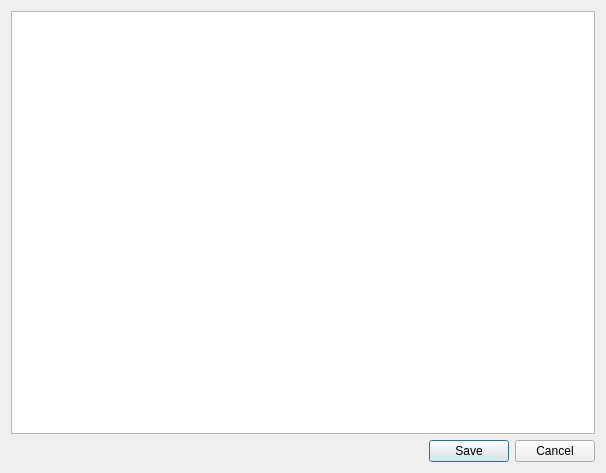
This is designer/editaddon.ui in ankitects/anki as Qt 5 draws it before an edit. The edited form follows.
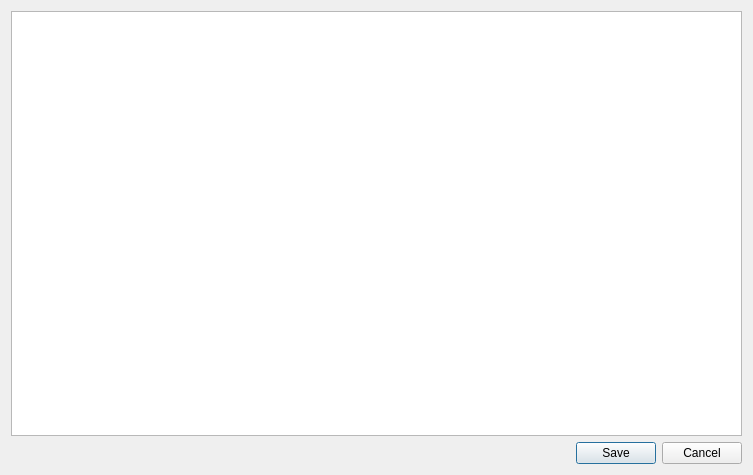
This is the edited form.

```diff
--- a/designer/editaddon.ui
+++ b/designer/editaddon.ui
@@ -6,8 +6,8 @@
    <rect>
     <x>0</x>
     <y>0</y>
-    <width>606</width>
-    <height>473</height>
+    <width>753</width>
+    <height>475</height>
    </rect>
   </property>
   <property name="windowTitle">
@@ -15,7 +15,16 @@
   </property>
   <layout class="QVBoxLayout" name="verticalLayout">
    <item>
-    <widget class="QPlainTextEdit" name="text"/>
+    <widget class="QPlainTextEdit" name="text">
+     <property name="font">
+      <font>
+       <family>Courier 10 Pitch</family>
+      </font>
+     </property>
+     <property name="plainText">
+      <string/>
+     </property>
+    </widget>
    </item>
    <item>
     <widget class="QDialogButtonBox" name="buttonBox">
```
